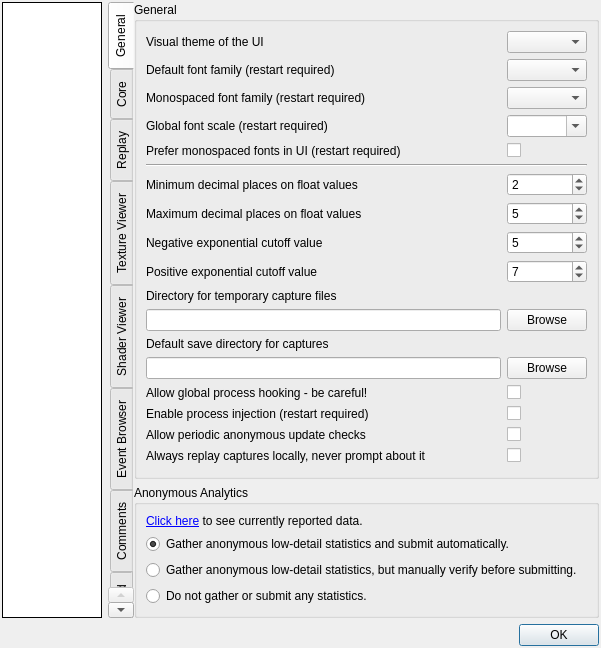
The window that qrenderdoc/Windows/Dialogs/SettingsDialog.ui (baldurk/renderdoc) describes before a commit, drawn with Qt 5.
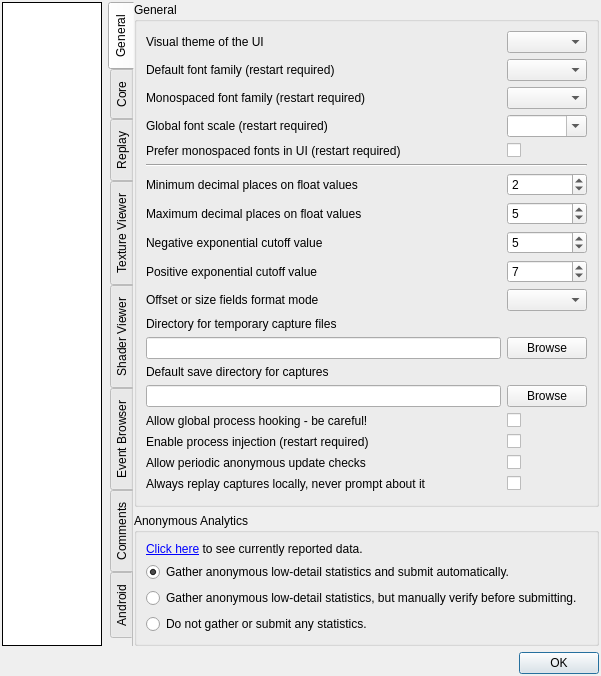
The same window after the commit. Custom widgets are drawn as their Qt base class.

Commit message:
UI and Config support for dec/hex display option for Offsets or Sizes
Used when fields are marked as being an Offset or Size
Include simple latch to trigger a UI refresh when closing the settings dialog.
Currently only connected to if the Offset/Size format option is altered

Patch:
```diff
--- a/qrenderdoc/Windows/Dialogs/SettingsDialog.ui
+++ b/qrenderdoc/Windows/Dialogs/SettingsDialog.ui
@@ -287,6 +287,23 @@
            </widget>
           </item>
           <item row="10" column="0">
+           <widget class="QLabel" name="label_4">
+            <property name="toolTip">
+             <string>Formatting mode to use for fields marked as a byte offset or a byte size</string>
+            </property>
+            <property name="text">
+             <string>Offset or size fields format mode</string>
+            </property>
+           </widget>
+          </item>
+          <item row="10" column="1">
+            <widget class="QComboBox" name="Formatter_OffsetSizeDisplayMode">
+              <property name="toolTip">
+                <string>Auto: decimal by default and hexadecimal if above a certain threshold, Decimal: always use decimal, Hexadecimal: always use hexadecimal.</string>
+              </property>
+            </widget>
+          </item>
+          <item row="11" column="0">
            <widget class="QLabel" name="label_5">
             <property name="toolTip">
              <string>Changes the directory where capture files are saved after being created, until saved manually or deleted.
@@ -298,7 +315,7 @@
             </property>
            </widget>
           </item>
-          <item row="11" column="0">
+          <item row="12" column="0">
            <widget class="QLineEdit" name="tempDirectory">
             <property name="toolTip">
              <string>Changes the directory where capture files are saved after being created, until saved manually or deleted.
@@ -307,7 +324,7 @@
             </property>
            </widget>
           </item>
-          <item row="11" column="1">
+          <item row="12" column="1">
            <widget class="QPushButton" name="browseTempCaptureDirectory">
             <property name="toolTip">
              <string>Changes the directory where capture files are saved after being created, until saved manually or deleted.
@@ -319,7 +336,7 @@
             </property>
            </widget>
           </item>
-          <item row="12" column="0">
+          <item row="13" column="0">
            <widget class="QLabel" name="label_6">
             <property name="toolTip">
              <string>Changes the default directory for the save dialog when saving capture files.
@@ -331,7 +348,7 @@
             </property>
            </widget>
           </item>
-          <item row="13" column="0">
+          <item row="14" column="0">
            <widget class="QLineEdit" name="saveDirectory">
             <property name="toolTip">
              <string>Changes the default directory for the save dialog when saving capture files.
@@ -340,7 +357,7 @@
             </property>
            </widget>
           </item>
-          <item row="13" column="1">
+          <item row="14" column="1">
            <widget class="QPushButton" name="browseSaveCaptureDirectory">
             <property name="toolTip">
              <string>Changes the default directory for the save dialog when saving capture files.
@@ -352,7 +369,7 @@
             </property>
            </widget>
           </item>
-          <item row="14" column="0">
+          <item row="15" column="0">
            <widget class="QLabel" name="globalHookLabel">
             <property name="toolTip">
              <string>Enables functionality on the capture application window that will insert RenderDoc automatically
@@ -367,7 +384,7 @@
             </property>
            </widget>
           </item>
-          <item row="14" column="1">
+          <item row="15" column="1">
            <widget class="QCheckBox" name="AllowGlobalHook">
             <property name="toolTip">
              <string>Enables functionality on the capture application window that will insert RenderDoc automatically
@@ -382,7 +399,7 @@
             </property>
            </widget>
           </item>
-          <item row="15" column="0">
+          <item row="16" column="0">
            <widget class="QLabel" name="injectProcLabel">
             <property name="toolTip">
              <string>Enables the ability to inject into processes on windows.
@@ -396,7 +413,7 @@
             </property>
            </widget>
           </item>
-          <item row="15" column="1">
+          <item row="16" column="1">
            <widget class="QCheckBox" name="AllowProcessInject">
             <property name="toolTip">
              <string>Enables the ability to inject into processes on windows.
@@ -410,7 +427,7 @@
             </property>
            </widget>
           </item>
-          <item row="16" column="0">
+          <item row="17" column="0">
            <widget class="QLabel" name="label_8">
             <property name="toolTip">
              <string>Allows RenderDoc to phone home to https://renderdoc.org to anonymously check for new versions.</string>
@@ -420,7 +437,7 @@
             </property>
            </widget>
           </item>
-          <item row="16" column="1">
+          <item row="17" column="1">
            <widget class="QCheckBox" name="CheckUpdate_AllowChecks">
             <property name="toolTip">
              <string>Allows RenderDoc to phone home to https://renderdoc.org to anonymously check for new versions.</string>
@@ -430,7 +447,7 @@
             </property>
            </widget>
           </item>
-          <item row="17" column="0">
+          <item row="18" column="0">
            <widget class="QLabel" name="label_10">
             <property name="toolTip">
              <string>If a capture is marked as being created on a significantly different system (different OS or platform)
@@ -443,20 +460,20 @@
             </property>
            </widget>
           </item>
-          <item row="17" column="1">
-           <widget class="QCheckBox" name="AlwaysReplayLocally">
-            <property name="toolTip">
-             <string>If a capture is marked as being created on a significantly different system (different OS or platform)
-as is currently running, then by default the UI will prompt to ask if you want to replay on a remote context.
-
-This option overrides that and will always replay locally if the local context is selected.</string>
-            </property>
-            <property name="text">
-             <string/>
-            </property>
-           </widget>
-          </item>
           <item row="18" column="1">
+           <widget class="QCheckBox" name="AlwaysReplayLocally">
+            <property name="toolTip">
+             <string>If a capture is marked as being created on a significantly different system (different OS or platform)
+as is currently running, then by default the UI will prompt to ask if you want to replay on a remote context.
+
+This option overrides that and will always replay locally if the local context is selected.</string>
+            </property>
+            <property name="text">
+             <string/>
+            </property>
+           </widget>
+          </item>
+          <item row="19" column="1">
            <spacer name="verticalSpacer">
             <property name="orientation">
              <enum>Qt::Vertical</enum>
```
The commit also changes 9 other files.
